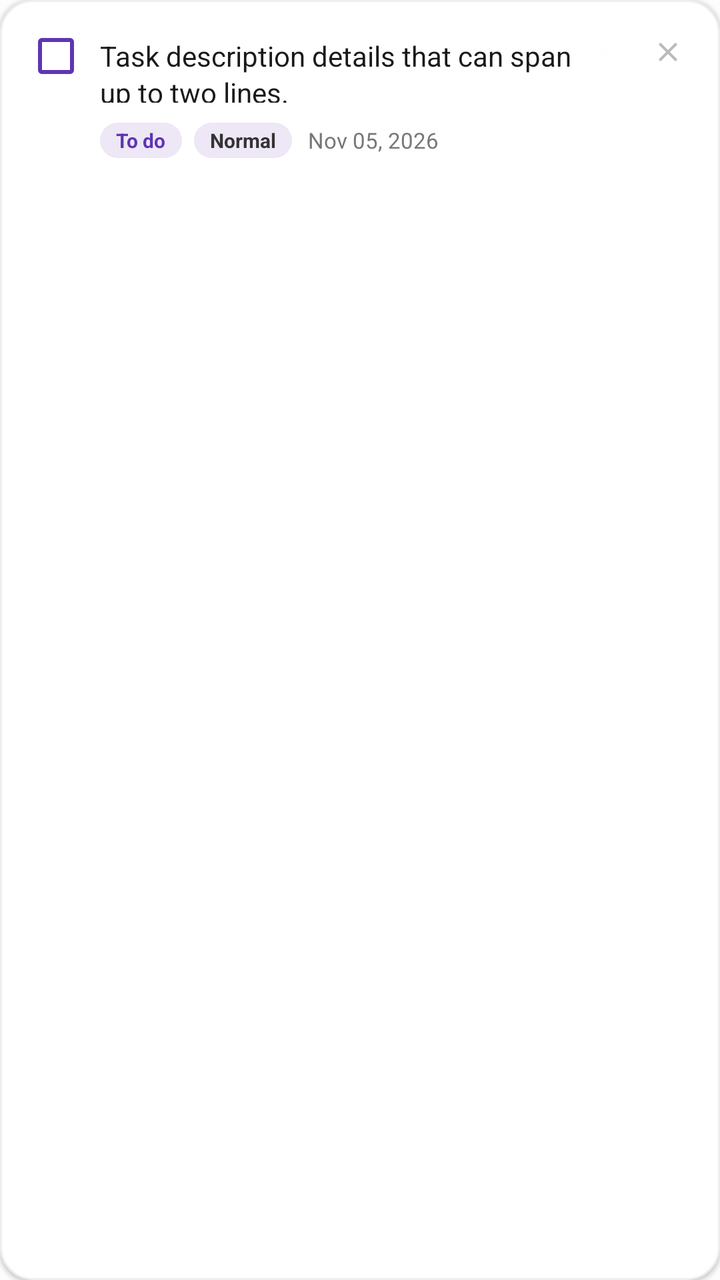
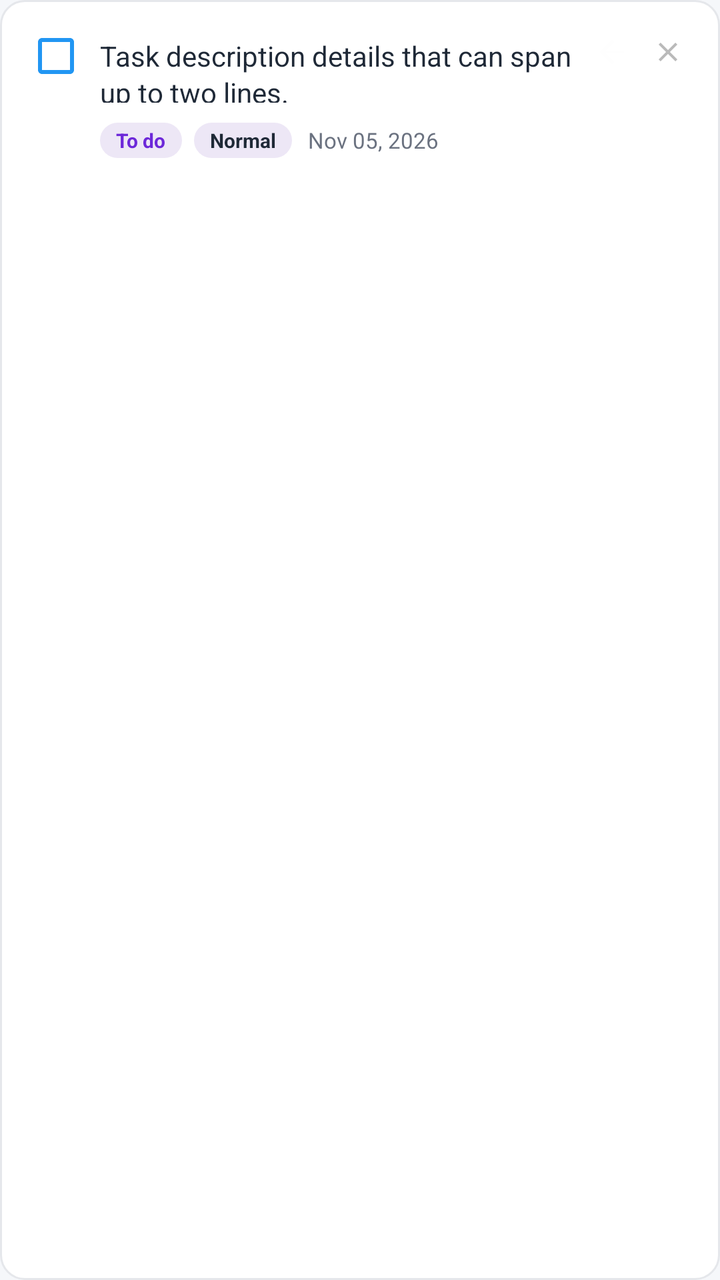

Screens rendered from an Android XML layout before and after an edit, with the pre-edit source and the edit as a unified diff.
<!-- AndroidManifest.xml: application theme Theme.FirstApp -->
<!-- res/layout/item_task.xml -->
<?xml version="1.0" encoding="utf-8"?>
<LinearLayout xmlns:android="http://schemas.android.com/apk/res/android"
    android:layout_width="match_parent"
    android:layout_height="wrap_content"
    android:orientation="vertical"
    android:layout_marginBottom="10dp"
    android:background="@drawable/bg_card_container"
    android:padding="14dp"
    android:elevation="1dp">

    
    <LinearLayout
        android:layout_width="match_parent"
        android:layout_height="wrap_content"
        android:orientation="horizontal"
        android:gravity="top">

        <CheckBox
            android:id="@+id/checkboxTaskDone"
            android:layout_width="28dp"
            android:layout_height="28dp"
            android:buttonTint="#5E35B1" />

        <TextView
            android:id="@+id/textTaskDescription"
            android:layout_width="0dp"
            android:layout_height="wrap_content"
            android:layout_weight="1"
            android:layout_marginStart="8dp"
            android:layout_marginEnd="8dp"
            android:maxLines="2"
            android:ellipsize="end"
            android:text="Task description details that can span up to two lines."
            android:textColor="#1A1A1A"
            android:textSize="14sp"
            android:lineSpacingExtra="2dp" />

        
        <ImageView
            android:id="@+id/buttonEditTask"
            android:layout_width="24dp"
            android:layout_height="24dp"
            android:src="@drawable/arrow_icon"
            android:rotation="180"
            android:contentDescription="Edit task"
            android:padding="3dp"
            android:alpha="0.4"
            android:background="?attr/selectableItemBackgroundBorderless" />

        <ImageView
            android:id="@+id/buttonDeleteTask"
            android:layout_width="24dp"
            android:layout_height="24dp"
            android:layout_marginStart="4dp"
            android:src="@drawable/ic_close"
            android:contentDescription="Delete task"
            android:padding="4dp"
            android:alpha="0.5"
            android:background="?attr/selectableItemBackgroundBorderless" />
    </LinearLayout>

    
    <LinearLayout
        android:layout_width="match_parent"
        android:layout_height="wrap_content"
        android:orientation="horizontal"
        android:layout_marginTop="10dp"
        android:layout_marginStart="36dp"
        android:gravity="center_vertical">

        
        <TextView
            android:id="@+id/textTaskStatus"
            android:layout_width="wrap_content"
            android:layout_height="wrap_content"
            android:background="@drawable/bg_rounded_pill"
            android:paddingHorizontal="8dp"
            android:paddingVertical="2dp"
            android:text="To do"
            android:textColor="#5E35B1"
            android:textSize="10sp"
            android:textStyle="bold" />

        
        <TextView
            android:id="@+id/textTaskPriority"
            android:layout_width="wrap_content"
            android:layout_height="wrap_content"
            android:layout_marginStart="6dp"
            android:background="@drawable/bg_rounded_pill"
            android:paddingHorizontal="8dp"
            android:paddingVertical="2dp"
            android:text="Normal"
            android:textColor="#333333"
            android:textSize="10sp"
            android:textStyle="bold" />

        
        <TextView
            android:id="@+id/textTaskDueDate"
            android:layout_width="wrap_content"
            android:layout_height="wrap_content"
            android:layout_marginStart="8dp"
            android:text="Nov 05, 2026"
            android:textColor="#777777"
            android:textSize="11sp" />

        <View
            android:layout_width="0dp"
            android:layout_height="1dp"
            android:layout_weight="1" />

        
        <TextView
            android:id="@+id/textTaskOverdueBadge"
            android:layout_width="wrap_content"
            android:layout_height="wrap_content"
            android:background="#FFEBEE"
            android:paddingHorizontal="8dp"
            android:paddingVertical="2dp"
            android:text="OVERDUE"
            android:textColor="#C62828"
            android:textSize="10sp"
            android:textStyle="bold"
            android:letterSpacing="0.05"
            android:visibility="gone" />
    </LinearLayout>

</LinearLayout>
<!-- resources referenced by this layout -->
<resources>
  <!-- drawable arrow_icon (drawable) -->
  <vector xmlns:android="http://schemas.android.com/apk/res/android" android:autoMirrored="true" android:height="24dp" android:tint="#FCFCFC" android:viewportHeight="960" android:viewportWidth="960" android:width="24dp">
        
      <path android:fillColor="@android:color/white" android:pathData="M647,520L160,520L160,440L647,440L423,216L480,160L800,480L480,800L423,744L647,520Z"/>
      
  </vector>
  <!-- drawable bg_card_container (drawable) -->
  <?xml version="1.0" encoding="utf-8"?>
  <shape xmlns:android="http://schemas.android.com/apk/res/android">
      <solid android:color="#FFFFFF" />
      <corners android:radius="16dp" />
      <stroke android:width="1dp" android:color="#EEEEEE" />
  </shape>
  <!-- drawable bg_rounded_pill (drawable) -->
  <?xml version="1.0" encoding="utf-8"?>
  <shape xmlns:android="http://schemas.android.com/apk/res/android">
      <solid android:color="#EDE7F6" />
      <corners android:radius="20dp" />
  </shape>
  <!-- drawable ic_close (drawable) -->
  <vector xmlns:android="http://schemas.android.com/apk/res/android"
      android:width="24dp"
      android:height="24dp"
      android:viewportWidth="24"
      android:viewportHeight="24">
    <path
        android:fillColor="#757575"
        android:pathData="M19,6.41L17.59,5 12,10.59 6.41,5 5,6.41 10.59,12 5,17.59 6.41,19 12,13.41 17.59,19 19,17.59 13.41,12z"/>
  </vector>
  <style name="Theme.FirstApp" parent="Base.Theme.FirstApp" />
  <style name="Base.Theme.FirstApp" parent="Theme.Material3.DayNight.NoActionBar">
          
          <item name="android:windowBackground">@color/window_background</item>
          
      </style>
  <color name="window_background">#fcfcfc</color>
</resources>

<!-- the commit's change to res/layout/item_task.xml (unified diff, before → after) -->
@@ -4,9 +4,8 @@
     android:layout_height="wrap_content"
     android:orientation="vertical"
     android:layout_marginBottom="10dp"
-    android:background="@drawable/bg_card_container"
-    android:padding="14dp"
-    android:elevation="1dp">
+    android:background="@drawable/bg_card"
+    android:padding="14dp">
 
     
     <LinearLayout
@@ -19,7 +18,7 @@
             android:id="@+id/checkboxTaskDone"
             android:layout_width="28dp"
             android:layout_height="28dp"
-            android:buttonTint="#5E35B1" />
+            android:buttonTint="@color/tf_primary" />
 
         <TextView
             android:id="@+id/textTaskDescription"
@@ -31,7 +30,7 @@
             android:maxLines="2"
             android:ellipsize="end"
             android:text="Task description details that can span up to two lines."
-            android:textColor="#1A1A1A"
+            android:textColor="@color/tf_text_primary"
             android:textSize="14sp"
             android:lineSpacingExtra="2dp" />
 
@@ -77,7 +76,7 @@
             android:paddingHorizontal="8dp"
             android:paddingVertical="2dp"
             android:text="To do"
-            android:textColor="#5E35B1"
+            android:textColor="@color/tf_tag_text"
             android:textSize="10sp"
             android:textStyle="bold" />
 
@@ -91,7 +90,7 @@
             android:paddingHorizontal="8dp"
             android:paddingVertical="2dp"
             android:text="Normal"
-            android:textColor="#333333"
+            android:textColor="@color/tf_text_primary"
             android:textSize="10sp"
             android:textStyle="bold" />
 
@@ -102,7 +101,7 @@
             android:layout_height="wrap_content"
             android:layout_marginStart="8dp"
             android:text="Nov 05, 2026"
-            android:textColor="#777777"
+            android:textColor="@color/tf_text_secondary"
             android:textSize="11sp" />
 
         <View
@@ -119,7 +118,7 @@
             android:paddingHorizontal="8dp"
             android:paddingVertical="2dp"
             android:text="OVERDUE"
-            android:textColor="#C62828"
+            android:textColor="@color/tf_overdue"
             android:textSize="10sp"
             android:textStyle="bold"
             android:letterSpacing="0.05"
<!-- resource entries referenced after the edit -->
@@ -1,17 +1,22 @@
 <!-- resources referenced by this layout -->
 <resources>
+  <color name="tf_overdue">#DC2626</color>
+  <color name="tf_primary">#2196F3</color>
+  <color name="tf_tag_text">#6D28D9</color>
+  <color name="tf_text_primary">#1F2937</color>
+  <color name="tf_text_secondary">#6B7280</color>
   <!-- drawable arrow_icon (drawable) -->
   <vector xmlns:android="http://schemas.android.com/apk/res/android" android:autoMirrored="true" android:height="24dp" android:tint="#FCFCFC" android:viewportHeight="960" android:viewportWidth="960" android:width="24dp">
         
       <path android:fillColor="@android:color/white" android:pathData="M647,520L160,520L160,440L647,440L423,216L480,160L800,480L480,800L423,744L647,520Z"/>
       
   </vector>
-  <!-- drawable bg_card_container (drawable) -->
+  <!-- drawable bg_card (drawable) -->
   <?xml version="1.0" encoding="utf-8"?>
-  <shape xmlns:android="http://schemas.android.com/apk/res/android">
-      <solid android:color="#FFFFFF" />
-      <corners android:radius="16dp" />
-      <stroke android:width="1dp" android:color="#EEEEEE" />
+  <shape xmlns:android="http://schemas.android.com/apk/res/android" android:shape="rectangle">
+      <solid android:color="@android:color/white"/>
+      <corners android:radius="12dp"/>
+      <stroke android:width="1dp" android:color="@color/tf_stroke"/>
   </shape>
   <!-- drawable bg_rounded_pill (drawable) -->
   <?xml version="1.0" encoding="utf-8"?>
@@ -30,11 +35,12 @@
         android:pathData="M19,6.41L17.59,5 12,10.59 6.41,5 5,6.41 10.59,12 5,17.59 6.41,19 12,13.41 17.59,19 19,17.59 13.41,12z"/>
   </vector>
   <style name="Theme.FirstApp" parent="Base.Theme.FirstApp" />
+  <color name="tf_stroke">#E5E7EB</color>
   <style name="Base.Theme.FirstApp" parent="Theme.Material3.DayNight.NoActionBar">
           
           <item name="android:windowBackground">@color/window_background</item>
           
       </style>
-  <color name="window_background">#fcfcfc</color>
+  <color name="window_background">#F5F7FA</color>
 </resources>
 
